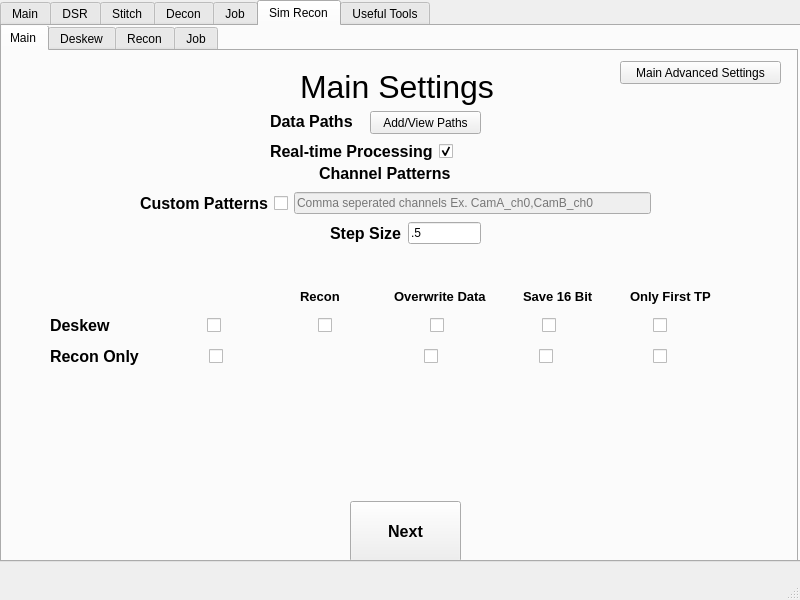
Qt form mainwindow.ui (abcucberkeley/PetaKit5D-GUI) before a commit.
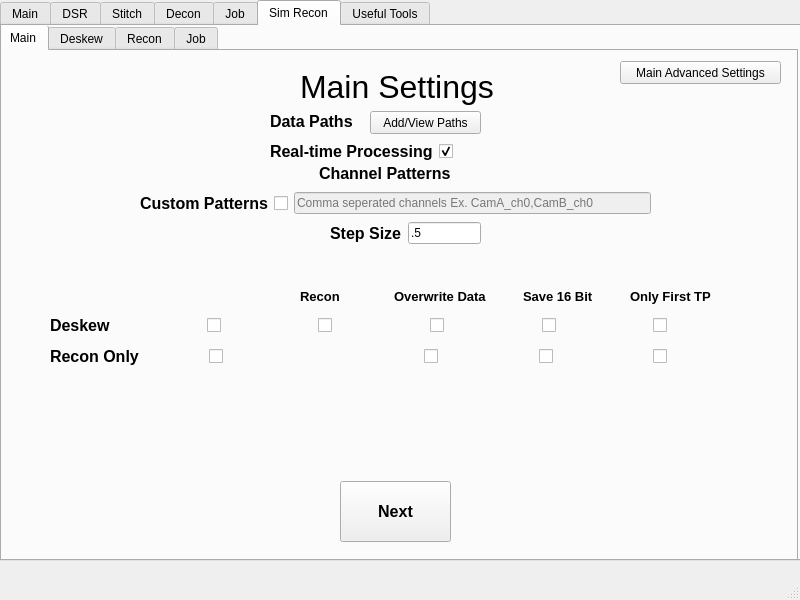
The same form after that commit.

Commit message: Moved next button for sim recon main page

Diff of the .ui file:
```diff
--- a/mainwindow.ui
+++ b/mainwindow.ui
@@ -23,7 +23,7 @@
       <x>0</x>
       <y>0</y>
       <width>801</width>
-      <height>562</height>
+      <height>561</height>
      </rect>
     </property>
     <property name="currentIndex">
@@ -2754,7 +2754,7 @@
         <x>-4</x>
         <y>-1</y>
         <width>800</width>
-        <height>540</height>
+        <height>541</height>
        </rect>
       </property>
       <property name="autoFillBackground">
@@ -2963,8 +2963,8 @@
         </property>
         <property name="geometry">
          <rect>
-          <x>350</x>
-          <y>450</y>
+          <x>340</x>
+          <y>430</y>
           <width>111</width>
           <height>61</height>
          </rect>
```
